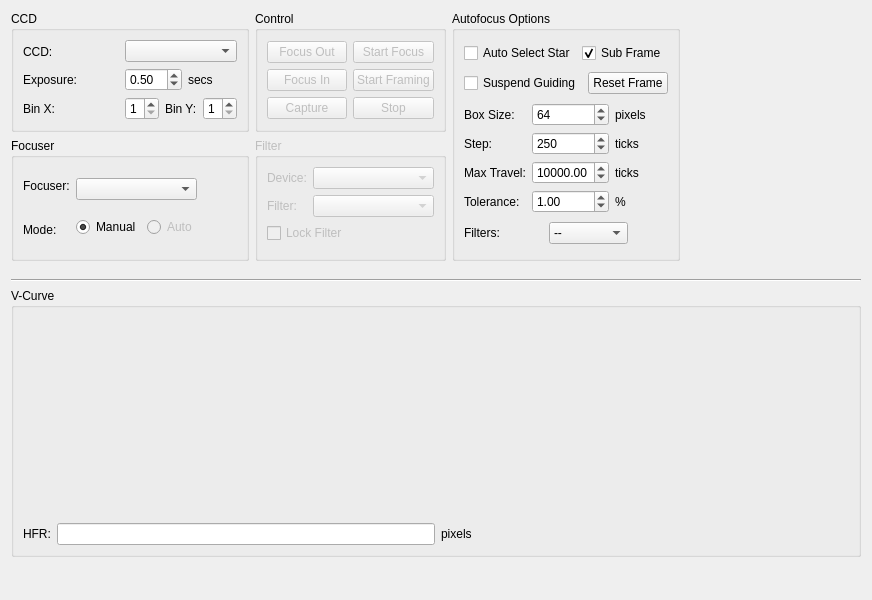
The window that kstars/ekos/focus.ui (KDE/kstars) describes before a commit, drawn with Qt 5.
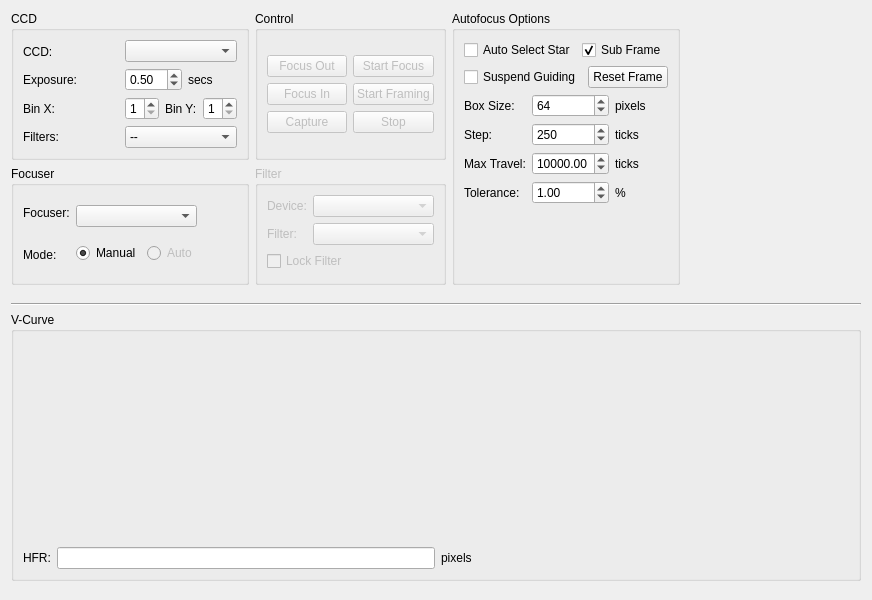
The same window after the commit. Custom widgets are drawn as their Qt base class.

Commit message: Ask user to restart jobs if all are complete. Move filter position under CCD in focouser tab

Diff of the .ui file:
```diff
--- a/kstars/ekos/focus.ui
+++ b/kstars/ekos/focus.ui
@@ -50,6 +50,16 @@
               </property>
              </widget>
             </item>
+            <item>
+             <widget class="QLabel" name="label_8">
+              <property name="toolTip">
+               <string>Apply filter to image after capture to enhance it</string>
+              </property>
+              <property name="text">
+               <string>Filters:</string>
+              </property>
+             </widget>
+            </item>
            </layout>
           </item>
           <item>
@@ -133,6 +143,15 @@
               </item>
              </layout>
             </item>
+            <item>
+             <widget class="QComboBox" name="filterCombo">
+              <item>
+               <property name="text">
+                <string>--</string>
+               </property>
+              </item>
+             </widget>
+            </item>
            </layout>
           </item>
          </layout>
@@ -558,43 +577,17 @@
          </layout>
         </item>
         <item>
-         <layout class="QHBoxLayout" name="horizontalLayout">
-          <item>
-           <widget class="QLabel" name="label_8">
-            <property name="toolTip">
-             <string>Apply filter to image after capture to enhance it</string>
-            </property>
-            <property name="text">
-             <string>Filters:</string>
-            </property>
-           </widget>
-          </item>
-          <item>
-           <widget class="QComboBox" name="filterCombo">
-            <item>
-             <property name="text">
-              <string>--</string>
-             </property>
-            </item>
-           </widget>
-          </item>
-          <item>
-           <spacer name="horizontalSpacer_3">
+         <spacer name="verticalSpacer_2">
             <property name="orientation">
-             <enum>Qt::Horizontal</enum>
-            </property>
-            <property name="sizeType">
-             <enum>QSizePolicy::Minimum</enum>
+           <enum>Qt::Vertical</enum>
             </property>
             <property name="sizeHint" stdset="0">
              <size>
-              <width>40</width>
-              <height>20</height>
+            <width>20</width>
+            <height>40</height>
              </size>
             </property>
            </spacer>
-          </item>
-         </layout>
         </item>
        </layout>
       </widget>
```
Lines whose indentation alone changed are shown as unchanged. The commit also changes 1 other file.
